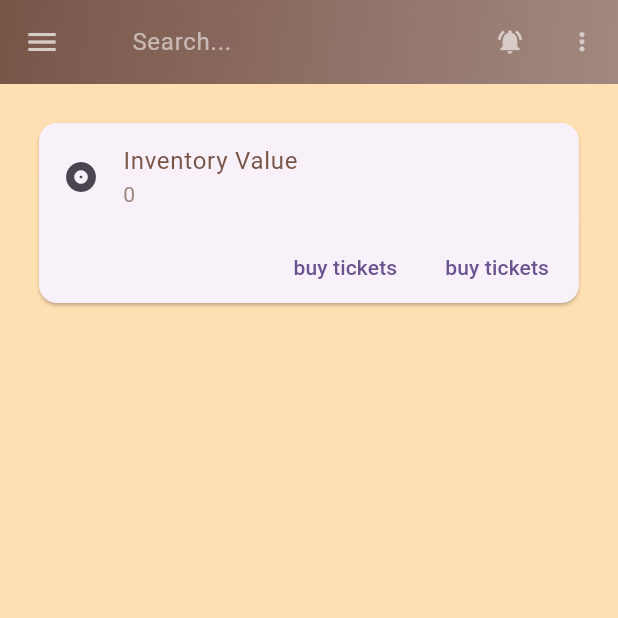
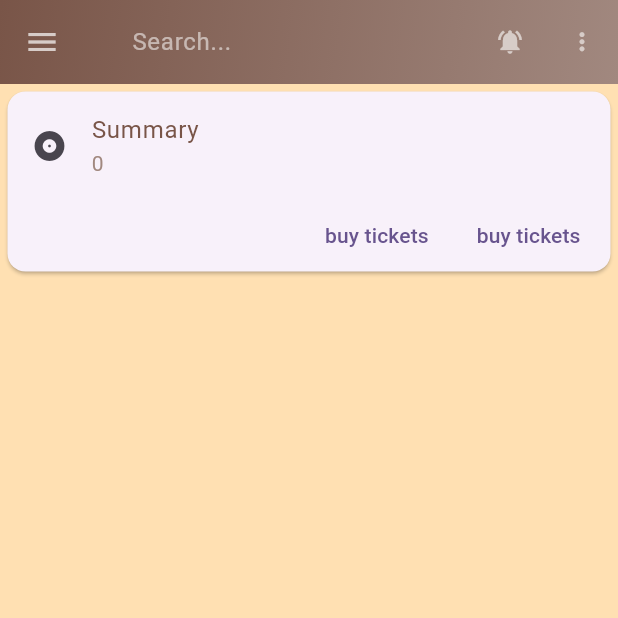
Before and after one commit to crimsoftit/retail_intel, a Flutter app: the screen it shows after launch, in the side drawer, after a tap on "D A S H B O A R D", on a phone screen of 412 x 824 dp, the top half of it. Run offline on Flutter 3.47's test engine with Material 3 defaults, Android fonts, the phone set to English and light mode, and no system bars; our stand-ins replace clock, flutter_svg, sqflite; missing offline and left inert: flutter_barcode_scanner; accounts and stored records are empty.

Commit message:
10. analytics

```diff
--- a/lib/ui/components/analytic_cards.dart
+++ b/lib/ui/components/analytic_cards.dart
@@ -37,16 +37,16 @@ class _AnalyticCardsState extends State<AnalyticCards> {
   @override
   Widget build(BuildContext context) {
     return Padding(
-      padding: const EdgeInsets.all(8.0),
+      padding: const EdgeInsets.all(1.0),
       child: Card(
-        margin: const EdgeInsets.fromLTRB(16.0, 16.0, 16.0, 0),
+        margin: const EdgeInsets.fromLTRB(2.0, 2.0, 2.0, 0),
         child: Column(
           mainAxisSize: MainAxisSize.min,
           children: <Widget>[
             ListTile(
               leading: const Icon(Icons.album),
               title: const Text(
-                'Inventory Value',
+                'Summary',
                 style: TextStyle(
                   fontSize: 16.0,
                   color: Colors.brown,
--- a/lib/ui/components/dashboard_content.dart
+++ b/lib/ui/components/dashboard_content.dart
@@ -1,3 +1,5 @@
+// ignore_for_file: unused_element
+
 import 'package:retail_intel/constants/constants.dart';
 import 'package:retail_intel/ui/components/analytic_cards.dart';
 import 'package:flutter/material.dart';
@@ -19,7 +21,7 @@ class _DashboardContentState extends State<DashboardContent> {
   void _stateUpdate() {
     setState() {}
 
-    print("refresh done");
+    debugPrint("refresh done");
   }
 
   @override
```
Also changed, not shown: lib/ui/sold_items_screen.dart (+35 -13 lines).
